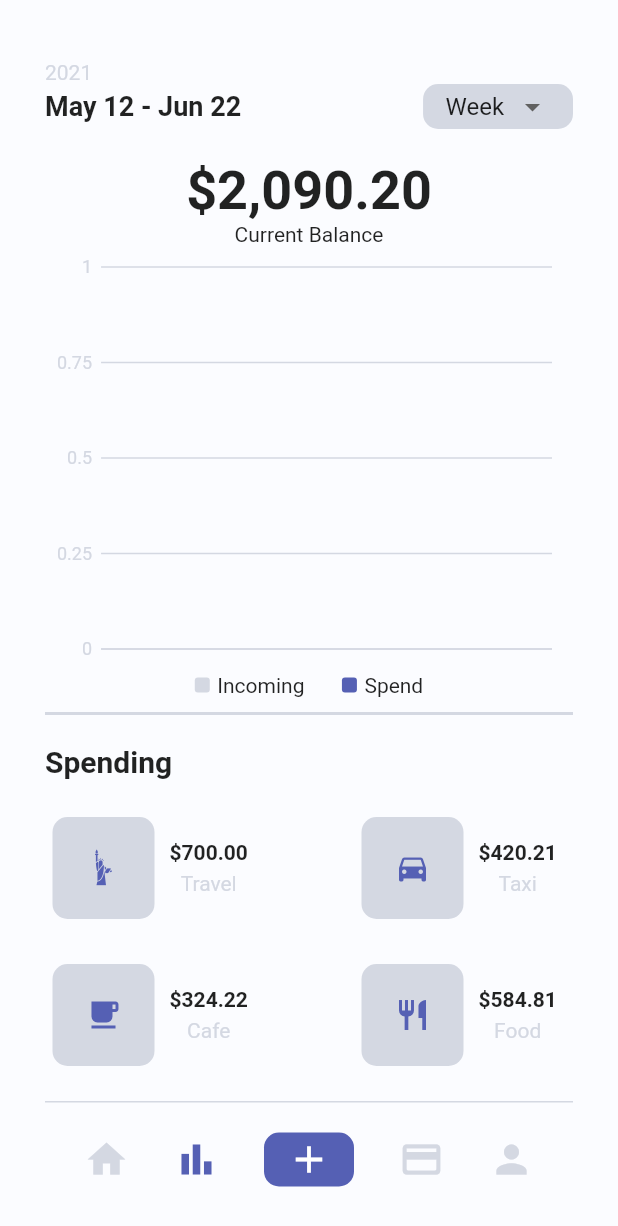
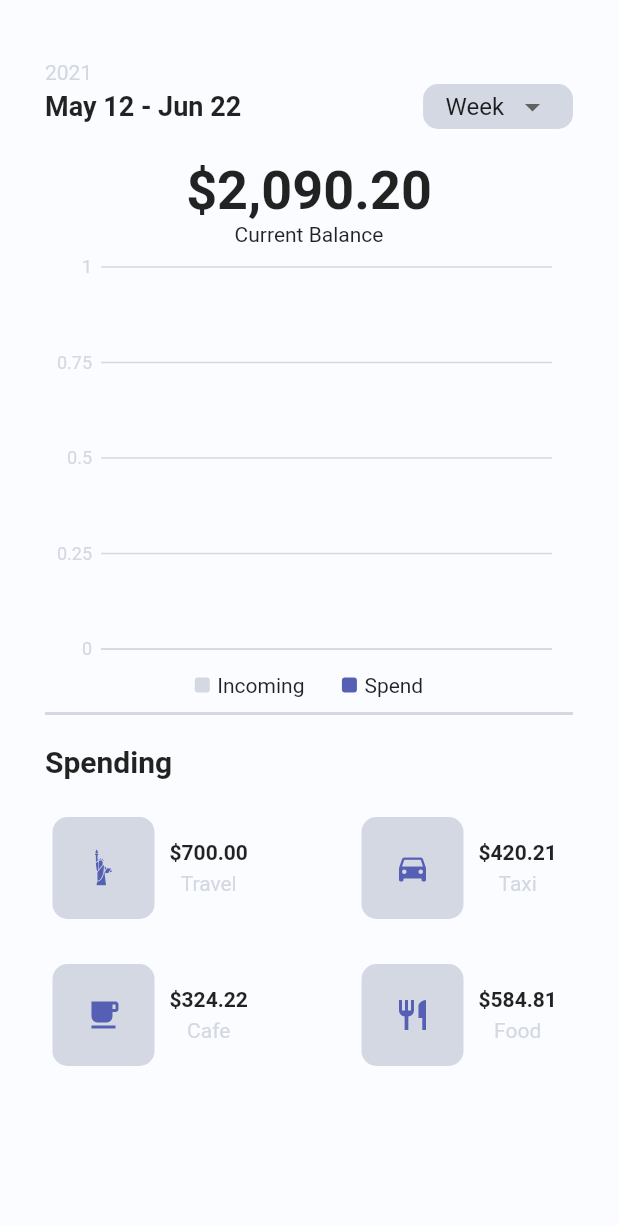
Before and after one commit to Perception12/flutter_banking_ui, a Flutter app: the StatisticsPage screen opened directly, on a phone screen of 412 x 824 dp. Shown: the top 1226 px of the screen. Run offline on Flutter 3.47's test engine with Material 2 defaults, Android fonts, the light colour scheme and no system bars; our stand-ins replace charts_flutter, syncfusion_flutter_charts.

Commit message:
update code

```diff
--- a/lib/screens/statistics_page.dart
+++ b/lib/screens/statistics_page.dart
@@ -26,6 +26,7 @@ class _StatisticsPageState extends State<StatisticsPage> {
   List<Transaction> _barData = [];
   List<DoughData> _doughnutData = [];
   List transactions = [];
+  int _selectedIndex = 1;
   _initData() {
     DefaultAssetBundle.of(context)
         .loadString("json/data.json")
@@ -198,60 +199,6 @@ class _StatisticsPageState extends State<StatisticsPage> {
                   price: 584.81,
                 ),
               ],
-            ),
-            Expanded(child: Container()),
-            SizedBox(
-              height: 60,
-              child: Column(
-                children: [
-                  Container(
-                    width: double.infinity,
-                    height: 1,
-                    color: color.AppColor.greyColor,
-                  ),
-                  const SizedBox(height: 20),
-                  Row(
-                    mainAxisAlignment: MainAxisAlignment.center,
-                    children: [
-                      Icon(
-                        Icons.home,
-                        size: 30,
-                        color: color.AppColor.greyColor,
-                      ),
-                      const SizedBox(width: 30),
-                      Icon(
-                        Icons.bar_chart,
-                        size: 30,
-                        color: color.AppColor.primaryColor,
-                      ),
-                      const SizedBox(width: 30),
-                      Container(
-                        width: 60,
-                        padding: const EdgeInsets.only(top: 3, bottom: 3),
-                        decoration: BoxDecoration(
-                          color: color.AppColor.primaryColor,
-                          borderRadius:
-                              const BorderRadius.all(Radius.circular(10)),
-                        ),
-                        child: const Icon(Icons.add,
-                            size: 30, color: Colors.white),
-                      ),
-                      const SizedBox(width: 30),
-                      Icon(
-                        Icons.credit_card_rounded,
-                        size: 30,
-                        color: color.AppColor.greyColor,
-                      ),
-                      const SizedBox(width: 30),
-                      Icon(
-                        Icons.person,
-                        size: 30,
-                        color: color.AppColor.greyColor,
-                      ),
-                    ],
-                  ),
-                ],
-              ),
             )
           ],
         ),
@@ -259,3 +206,55 @@ class _StatisticsPageState extends State<StatisticsPage> {
     );
   }
 }
+
+// SizedBox(
+//         height: 60,
+//         child: Column(
+//           children: [
+//             Container(
+//               width: double.infinity,
+//               height: 1,
+//               color: color.AppColor.greyColor,
+//             ),
+//             const SizedBox(height: 20),
+//             Row(
+//               mainAxisAlignment: MainAxisAlignment.center,
+//               children: [
+//                 Icon(
+//                   Icons.home,
+//                   size: 30,
+//                   color: color.AppColor.greyColor,
+//                 ),
+//                 const SizedBox(width: 30),
+//                 Icon(
+//                   Icons.bar_chart,
+//                   size: 30,
+//                   color: color.AppColor.primaryColor,
+//                 ),
+//                 const SizedBox(width: 30),
+//                 Container(
+//                   width: 60,
+//                   padding: const EdgeInsets.only(top: 3, bottom: 3),
+//                   decoration: BoxDecoration(
+//                     color: color.AppColor.primaryColor,
+//                     borderRadius: const BorderRadius.all(Radius.circular(10)),
+//                   ),
+//                   child: const Icon(Icons.add, size: 30, color: Colors.white),
+//                 ),
+//                 const SizedBox(width: 30),
+//                 Icon(
+//                   Icons.credit_card_rounded,
+//                   size: 30,
+//                   color: color.AppColor.greyColor,
+//                 ),
+//                 const SizedBox(width: 30),
+//                 Icon(
+//                   Icons.person,
+//                   size: 30,
+//                   color: color.AppColor.greyColor,
+//                 ),
+//               ],
+//             ),
+//           ],
+//         ),
+//       ),
```
Also changed, not shown: lib/screens/navigation.dart (added, +78 -0 lines), lib/screens/sign_in_page.dart (+5 -4 lines).
